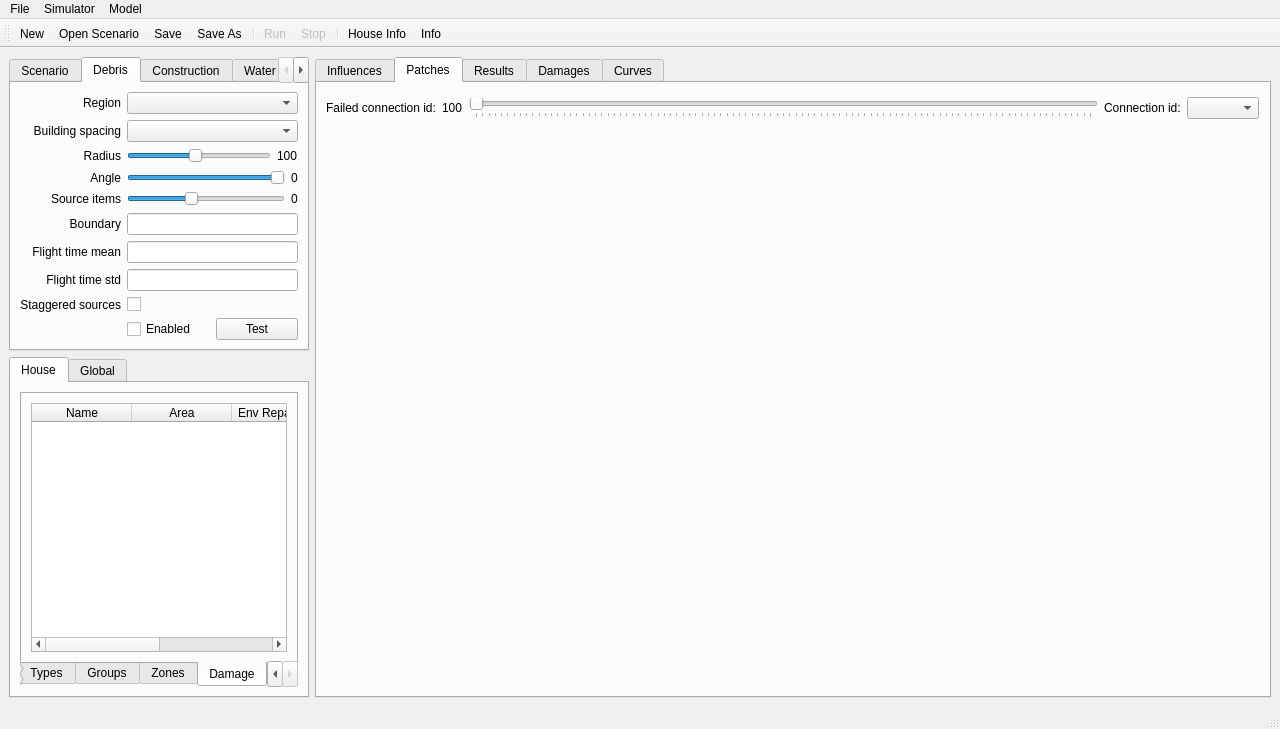
Above: vaws/gui/ui/main.ui from GeoscienceAustralia/vaws before the change. Below: the same form after it.
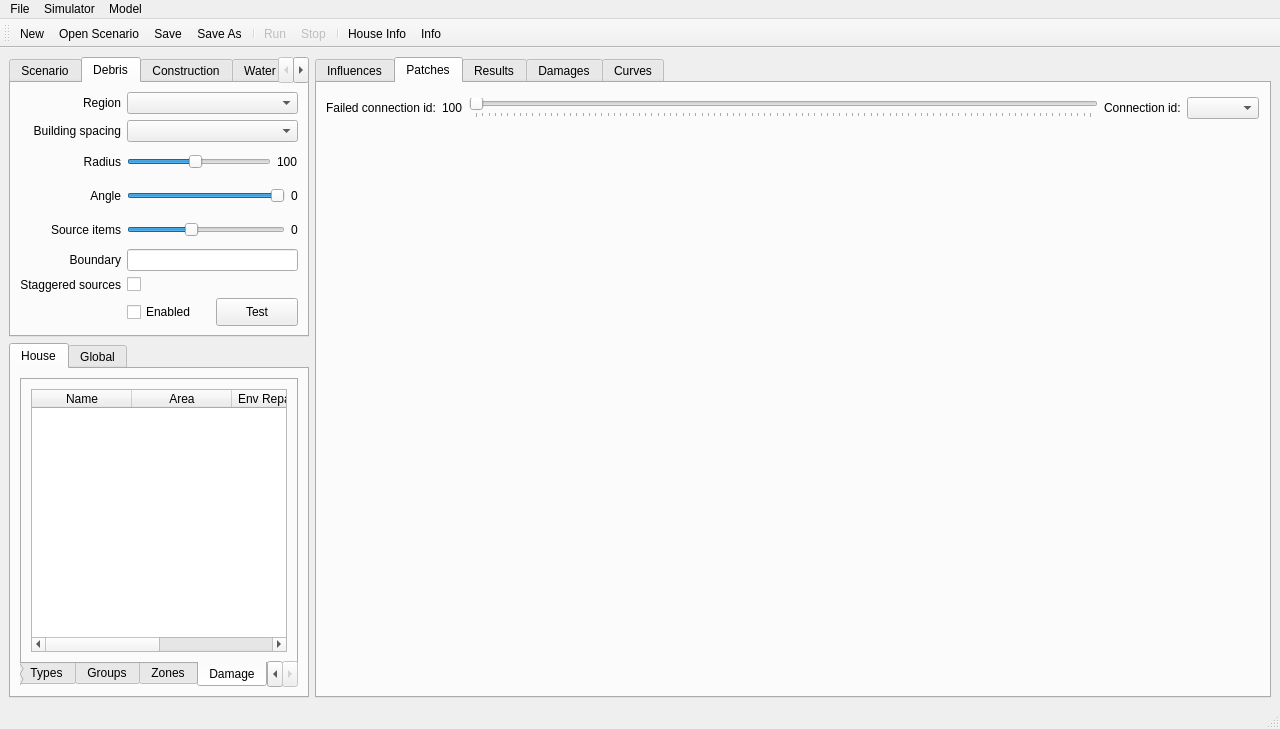
That is the form after the change. Icons and pictures are not drawn. Custom widgets are drawn as their Qt base class.

Commit message: apply parmap in generate_debris_items in debris module; move flight_time from cfg to debris.csv

Patch:
```diff
--- a/vaws/gui/ui/main.ui
+++ b/vaws/gui/ui/main.ui
@@ -237,9 +237,6 @@
           <string>Debris</string>
          </attribute>
          <layout class="QGridLayout" name="gridLayout_5">
-          <item row="16" column="1">
-           <widget class="QLineEdit" name="flighttimeStddev"/>
-          </item>
           <item row="11" column="1">
            <layout class="QHBoxLayout" name="horizontalLayout_21">
             <item>
@@ -283,16 +280,6 @@
             </property>
            </widget>
           </item>
-          <item row="16" column="0">
-           <widget class="QLabel" name="label_3">
-            <property name="text">
-             <string>Flight time std</string>
-            </property>
-            <property name="alignment">
-             <set>Qt::AlignRight|Qt::AlignTrailing|Qt::AlignVCenter</set>
-            </property>
-           </widget>
-          </item>
           <item row="12" column="0">
            <widget class="QLabel" name="label_23">
             <property name="text">
@@ -372,7 +359,7 @@
             </property>
            </widget>
           </item>
-          <item row="18" column="1">
+          <item row="16" column="1">
            <layout class="QHBoxLayout" name="horizontalLayout_18">
             <item>
              <widget class="QCheckBox" name="debris">
@@ -463,14 +450,17 @@
             </item>
            </layout>
           </item>
-          <item row="17" column="1">
+          <item row="9" column="1">
+           <widget class="QComboBox" name="debrisRegion"/>
+          </item>
+          <item row="15" column="1">
            <widget class="QCheckBox" name="staggeredDebrisSources">
             <property name="text">
              <string/>
             </property>
            </widget>
           </item>
-          <item row="17" column="0">
+          <item row="15" column="0">
            <widget class="QLabel" name="label_4">
             <property name="text">
              <string>Staggered sources</string>
@@ -480,22 +470,6 @@
             </property>
            </widget>
           </item>
-          <item row="9" column="1">
-           <widget class="QComboBox" name="debrisRegion"/>
-          </item>
-          <item row="15" column="0">
-           <widget class="QLabel" name="label_5">
-            <property name="text">
-             <string>Flight time mean</string>
-            </property>
-            <property name="alignment">
-             <set>Qt::AlignRight|Qt::AlignTrailing|Qt::AlignVCenter</set>
-            </property>
-           </widget>
-          </item>
-          <item row="15" column="1">
-           <widget class="QLineEdit" name="flighttimeMean"/>
-          </item>
          </layout>
         </widget>
         <widget class="QWidget" name="construction_tab">
```
The commit also changes 60 other files.
